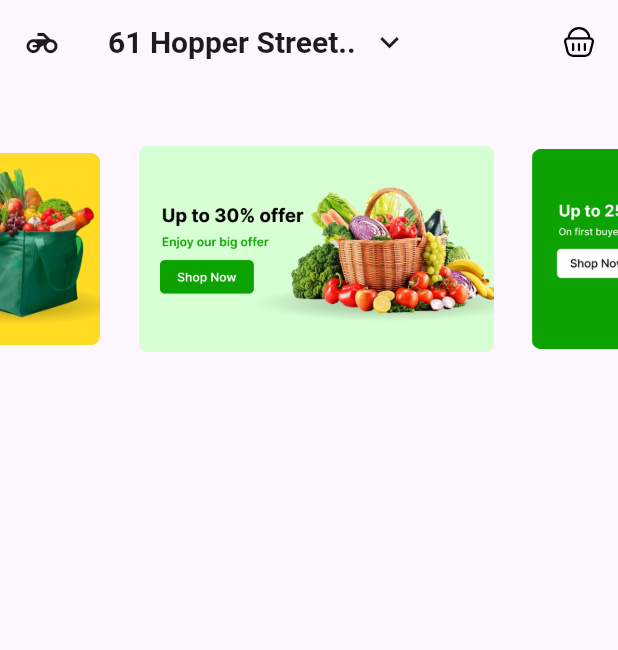
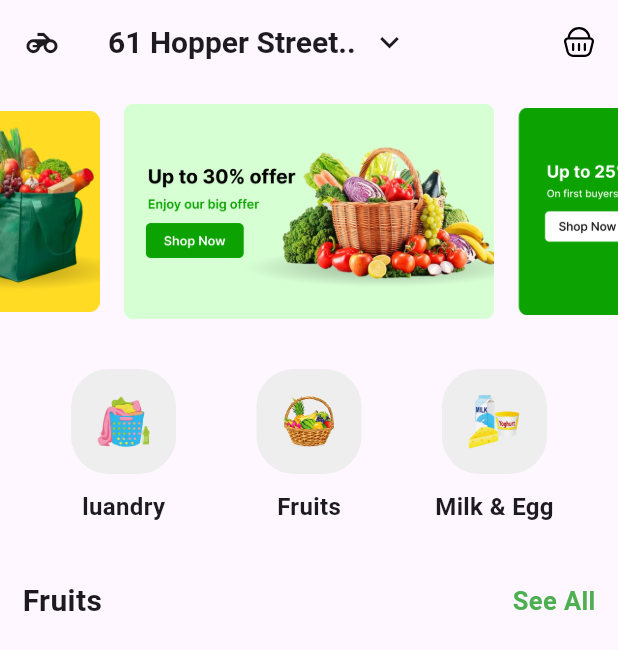
Before and after one commit to AhmedAbdelgawadHassan/Fruit_App, a Flutter app: the screen it shows after launch, on a phone screen of 412 x 824 dp. Shown: the top 650 px of the screen. Run offline on Flutter 3.47's test engine with Material 3 defaults, Android fonts, the phone set to English and light mode, and no system bars; drawn by our look-alikes of carousel_slider; our stand-ins replace flutter_svg.

Commit message:
finish type_banner

```diff
--- /dev/null
+++ b/lib/colors.dart
@@ -0,0 +1,3 @@
+  import 'package:flutter/material.dart';
+
+ Color PrimartyColor = Color(0xff0CA201);
--- /dev/null
+++ b/lib/models/category.dart
@@ -0,0 +1,7 @@
+class CategoryModel
+{
+  final String name;
+  final String image;
+
+  CategoryModel({required this.name, required this.image});
+}
--- a/lib/views/home_view.dart
+++ b/lib/views/home_view.dart
@@ -1,14 +1,12 @@
-import 'package:carousel_slider/carousel_slider.dart';
+// ignore_for_file: must_be_immutable
+
 import 'package:flutter/material.dart';
 import 'package:flutter_svg/flutter_svg.dart';
+import 'package:fruit/widgets/banners.dart';
+import 'package:fruit/widgets/types_banner.dart';
 
 class HomeView extends StatelessWidget {
   HomeView({super.key});
-  final List<String> banners = [
-    "assets/banners/Slider 1.png",
-    "assets/banners/Slider 2.png",
-    "assets/banners/Slider 3.png",
-  ];
 
   @override
   Widget build(BuildContext context) {
@@ -32,30 +30,28 @@ class HomeView extends StatelessWidget {
         ),
         body: Column(
           children: [
-            CarouselSlider(
-              options: CarouselOptions(
-                autoPlay: true,
-                autoPlayCurve: Curves.linear,
-                height: 220,
-                autoPlayAnimationDuration: Duration(seconds: 3),
-                autoPlayInterval: Duration(seconds: 3),
-                enlargeCenterPage: true,
-                viewportFraction: 0.6,
+            Banners(), // Using the AutoPlay Banner
+            SizedBox(height: 20),
+            TypesBanner(),  // Using the AutoPlay Types_Banner
+            SizedBox(height: 20),
+            Padding(
+              padding: const EdgeInsets.symmetric(horizontal: 15),
+              child: Row(
+                children: [
+                  Text(
+                    "Fruits",
+                    style: TextStyle(fontSize: 20, fontWeight: FontWeight.bold),
+                  ),
+                  Spacer(),
+                  Text(
+                    "See All",
+                    style: TextStyle(fontSize: 17, fontWeight: FontWeight.bold,color: Colors.green),
+                  ),
+                ],
+              ),
+            )
 
-              ),
-
-              items: banners.map((i) {
-                return Builder(
-                  builder: (BuildContext context) {
-                    return Padding(
-                      padding: EdgeInsets.only(left: 10),
-                      child: Image(image: AssetImage(i)),
-                    );
-                  },
-                );
-              }).toList(),
-            ),
-          ],
+        ],
         ),
       ),
     );
--- a/lib/views/splash_view.dart
+++ b/lib/views/splash_view.dart
@@ -1,3 +1,5 @@
+// ignore_for_file: use_build_context_synchronously
+
 import 'package:flutter/material.dart';
 import 'package:flutter_svg/flutter_svg.dart';
 import 'package:fruit/views/home_view.dart';
@@ -14,7 +16,7 @@ class _SplashViewState extends State<SplashView> {
 void initState() {
   super.initState();
   Future.delayed(const Duration(seconds: 2), () {
-    Navigator.push(context, MaterialPageRoute(builder: (context)=>  HomeView()));
+    Navigator.push(context, MaterialPageRoute(builder: (context)=>   HomeView()));
   });
 }
 
--- /dev/null
+++ b/lib/widgets/banners.dart
@@ -0,0 +1,35 @@
+import 'package:carousel_slider/carousel_slider.dart';
+import 'package:flutter/material.dart';
+
+class Banners extends StatelessWidget {
+   Banners({super.key});
+
+  final List<String> banners = [
+    "assets/banners/Slider 1.png",
+    "assets/banners/Slider 2.png",
+    "assets/banners/Slider 3.png",
+  ];
+  @override
+  Widget build(BuildContext context) {
+    return   CarouselSlider(
+              options: CarouselOptions(
+                autoPlay: true,
+                autoPlayCurve: Curves.linear,
+                height: 170,
+                autoPlayAnimationDuration: Duration(seconds: 3),
+                autoPlayInterval: Duration(seconds: 3),
+                enlargeCenterPage: true,
+                viewportFraction: 0.6,
+
+              ),
+
+              items: banners.map((i) {
+                return Builder(
+                  builder: (BuildContext context) {
+                    return Image(image: AssetImage(i));
+                  },
+                );
+              }).toList(),
+    );
+  }
+}
--- /dev/null
+++ b/lib/widgets/types_banner.dart
@@ -0,0 +1,57 @@
+// ignore_for_file: must_be_immutable
+
+import 'package:carousel_slider/carousel_options.dart';
+import 'package:carousel_slider/carousel_slider.dart';
+import 'package:flutter/material.dart';
+import 'package:fruit/models/category.dart';
+
+class TypesBanner extends StatelessWidget {
+     TypesBanner({super.key});
+    List<CategoryModel> category = [
+    CategoryModel(name: 'Fruits', image: "assets/category/fruits.png"),
+    CategoryModel(name: 'Milk & Egg', image: "assets/category/egg.png"),
+    CategoryModel(name: 'Bavergas', image: "assets/category/bavergas.png"),
+    CategoryModel(name: 'luandry', image: "assets/category/luandry.png"),
+  ];
+
+
+  @override
+  Widget build(BuildContext context) {
+    return  CarouselSlider.builder(
+              itemCount: category.length,
+              itemBuilder: (context, index, realIndex) {
+                return Column(
+                  children: [
+                    Container(
+                      height: 70,
+                      width: 70,
+                      decoration: BoxDecoration(
+                        color: Colors.grey.shade200,
+                        borderRadius: BorderRadius.circular(25),
+                      ),
+                      child: Padding(
+                        padding: const EdgeInsets.all(15.0),
+                        child: Image.asset(category[index].image),
+                      ),
+                    ),
+                    SizedBox(height: 10),
+                    Text(
+                      category[index].name,
+                      style:
+                          TextStyle(fontSize: 16, fontWeight: FontWeight.bold),
+                    ),
+                  ],
+                );
+              },
+              options: CarouselOptions(
+               autoPlay: true,
+                autoPlayCurve: Curves.linear,
+                height: 120,
+                autoPlayAnimationDuration: Duration(seconds: 3),
+                autoPlayInterval: Duration(seconds: 3),
+                enlargeCenterPage: false,
+                viewportFraction: 0.3,
+              ),
+        );
+  }
+}
```
